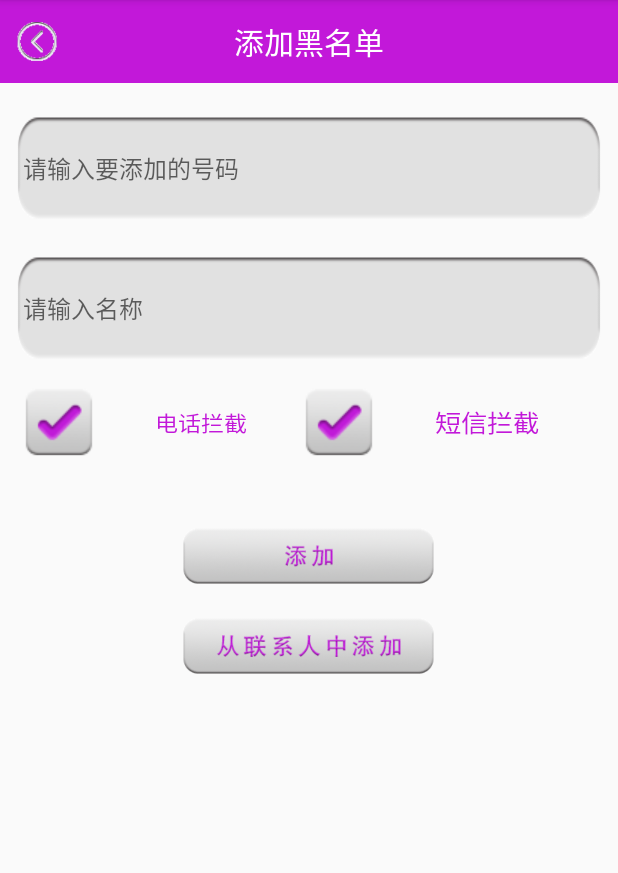
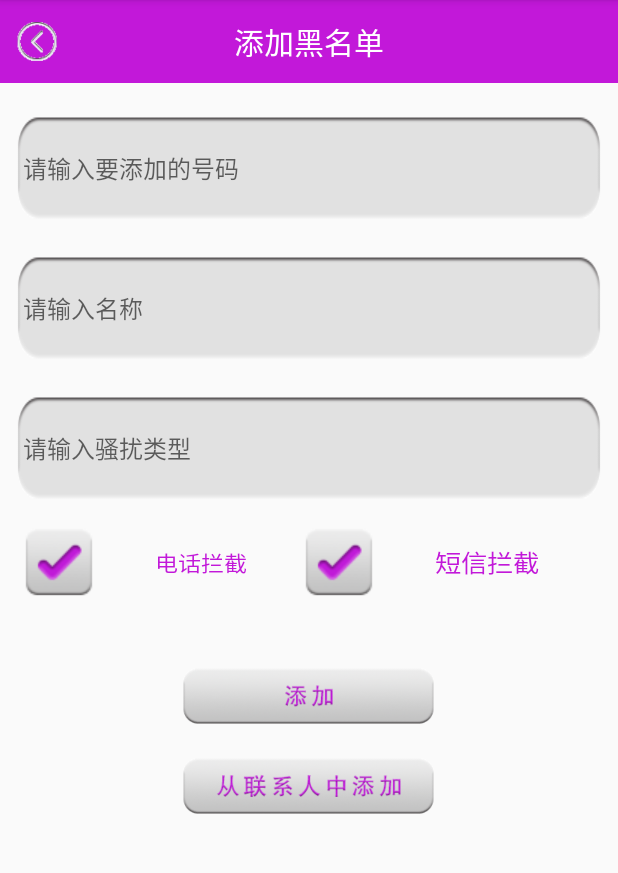
Before and after one commit to Bamboo6/ClassProject20170912, an Android app: the AddBlackNumberActivity screen opened directly, with no data from a screen before it, on a phone screen of 412 x 824 dp, the part 84-957 px from its top. Run offline under Robolectric (Android 15) with nearby library versions, the phone set to English and light mode, and no system bars.

Commit message:
add blacklist type & fix some bugs

```diff
--- a/app/src/main/java/cn/edu/gdmec/android/classproject20170912/m3communicationguard/AddBlackNumberActivity.java
+++ b/app/src/main/java/cn/edu/gdmec/android/classproject20170912/m3communicationguard/AddBlackNumberActivity.java
@@ -19,6 +19,7 @@ import cn.edu.gdmec.android.classproject20170912.m3communicationguard.entity.Bla
 public class AddBlackNumberActivity extends AppCompatActivity implements View.OnClickListener{
     private CheckBox mSmsCB;
     private CheckBox mTelCB;
+    private EditText mTypeET;
     private EditText mNumET;
     private EditText mNameET;
     private BlackNumberDao dao;
@@ -34,6 +35,7 @@ public class AddBlackNumberActivity extends AppCompatActivity implements View.On
         mTelCB = (CheckBox) findViewById(R.id.cb_blacknumber_tel);
         mNumET = (EditText) findViewById(R.id.et_balcknumber);
         mNameET = (EditText) findViewById(R.id.et_blackname);
+        mTypeET = (EditText) findViewById(R.id.et_type);
         findViewById(R.id.add_blacknum_btn).setOnClickListener(this);
         findViewById(R.id.add_fromcontact_btn).setOnClickListener(this);
     }
@@ -43,7 +45,6 @@ public class AddBlackNumberActivity extends AppCompatActivity implements View.On
         super.onActivityResult(requestCode, resultCode, data);
         if (data != null) {
             // 获取选中的联系人信息
-
             String phone = data.getStringExtra("phone");
             String name = data.getStringExtra("name");
             mNameET.setText(name);
@@ -71,14 +72,16 @@ public class AddBlackNumberActivity extends AppCompatActivity implements View.On
             case R.id.add_blacknum_btn:
                 String number = mNumET.getText().toString().trim();
                 String name = mNameET.getText().toString().trim();
-                if (TextUtils.isEmpty(number) || TextUtils.isEmpty(name)) {
-                    Toast.makeText(this, "电话号码和名称不能为空！", Toast.LENGTH_LONG).show();
+                String type = mTypeET.getText().toString().trim();
+                if (TextUtils.isEmpty(number) || TextUtils.isEmpty(name) || TextUtils.isEmpty(type)) {
+                    Toast.makeText(this, "电话号码、名称、类型不能为空！", Toast.LENGTH_LONG).show();
                     return;
                 } else {
                     // 电话号码和名称都不为空
                     BlackContactInfo blackContactInfo = new BlackContactInfo();
                     blackContactInfo.phoneNumber = number;
                     blackContactInfo.contactName = name;
+                    blackContactInfo.type = type;
                     if (mSmsCB.isChecked() & mTelCB.isChecked()) {
                         // 两种拦截模式都选
                         blackContactInfo.mode = 3;
--- a/app/src/main/java/cn/edu/gdmec/android/classproject20170912/m3communicationguard/db/BlackNumberOpenHelper.java
+++ b/app/src/main/java/cn/edu/gdmec/android/classproject20170912/m3communicationguard/db/BlackNumberOpenHelper.java
@@ -33,7 +33,8 @@ public class BlackNumberOpenHelper extends SQLiteOpenHelper {
                 "(id integer primary key autoincrement," +
                 "number varchar(20)," +
                 "name varchar(255)," +
-                "mode integer)");
+                "mode integer,"+
+                "type varchar(255))");
     }
 
     @Override
--- a/app/src/main/java/cn/edu/gdmec/android/classproject20170912/m3communicationguard/db/dao/BlackNumberDao.java
+++ b/app/src/main/java/cn/edu/gdmec/android/classproject20170912/m3communicationguard/db/dao/BlackNumberDao.java
@@ -35,6 +35,7 @@ public class BlackNumberDao {
         values.put("number", blackContactInfo.phoneNumber);
         values.put("name", blackContactInfo.contactName);
         values.put("mode", blackContactInfo.mode);
+        values.put("type", blackContactInfo.type);
         long rowid = db.insert("blacknumber", null, values);
         if (rowid == -1){ // 插入数据不成功
             return false;
@@ -60,7 +61,7 @@ public class BlackNumberDao {
         // 得到可读的数据库
         SQLiteDatabase db = bnoh.getReadableDatabase();
         Cursor cursor = db.rawQuery(
-                "select number,mode,name from blacknumber limit ? offset ?",
+                "select number,mode,name,type from blacknumber limit ? offset ?",
                 new String[] { String.valueOf(pagesize),
                         String.valueOf(pagesize * pagenumber) });
         List<BlackContactInfo> mBlackContactInfos = new ArrayList<BlackContactInfo>();
@@ -69,6 +70,7 @@ public class BlackNumberDao {
             info.phoneNumber = cursor.getString(0);
             info.mode = cursor.getInt(1);
             info.contactName = cursor.getString(2);
+            info.type = cursor.getString(3);
             mBlackContactInfos.add(info);
         }
         cursor.close();
--- a/app/src/main/java/cn/edu/gdmec/android/classproject20170912/m3communicationguard/entity/BlackContactInfo.java
+++ b/app/src/main/java/cn/edu/gdmec/android/classproject20170912/m3communicationguard/entity/BlackContactInfo.java
@@ -9,6 +9,9 @@ public class BlackContactInfo {
     public String phoneNumber;
     /*黑名单联系人名称*/
     public String contactName;
+
+    public String type;
+
     /*黑名单拦截模式
     1电话拦截
     2短信拦截
--- a/app/src/main/java/cn/edu/gdmec/android/classproject20170912/m4appmanager/utils/AppInfoParser.java
+++ b/app/src/main/java/cn/edu/gdmec/android/classproject20170912/m4appmanager/utils/AppInfoParser.java
@@ -60,9 +60,13 @@ public class AppInfoParser {
                 appInfo.isUserApp = true;
             }
 
+
+
+
             appInfos.add(appInfo);
             appInfo = null;
         }
         return appInfos;
     }
+
 }
--- a/app/src/main/res/layout/activity_add_black_number.xml
+++ b/app/src/main/res/layout/activity_add_black_number.xml
@@ -29,6 +29,19 @@
         android:layout_marginTop="20dp"
         android:background="@drawable/coner_white_rec"
         android:hint="请输入名称"
+        android:paddingLeft="5dp"
+        android:textColor="@color/bright_purple"
+        android:textSize="16sp" />
+
+    <EditText
+        android:id="@+id/et_type"
+        android:layout_width="match_parent"
+        android:layout_height="wrap_content"
+        android:layout_marginLeft="10dp"
+        android:layout_marginRight="10dp"
+        android:layout_marginTop="20dp"
+        android:background="@drawable/coner_white_rec"
+        android:hint="请输入骚扰类型"
         android:paddingLeft="5dp"
         android:textColor="@color/bright_purple"
         android:textSize="16sp" />
```
Also changed, not shown: app/src/main/java/cn/edu/gdmec/android/classproject20170912/m3communicationguard/adapter/BlackContactAdapter.java (+13 -18 lines), app/src/main/java/cn/edu/gdmec/android/classproject20170912/m4appmanager/adapter/AppManagerAdapter.java (+13 -13 lines), app/src/main/java/cn/edu/gdmec/android/classproject20170912/m4appmanager/utils/EngineUtils.java (+9 -3 lines), app/src/main/res/layout/item_list_blackcontact.xml (+9 -0 lines).
